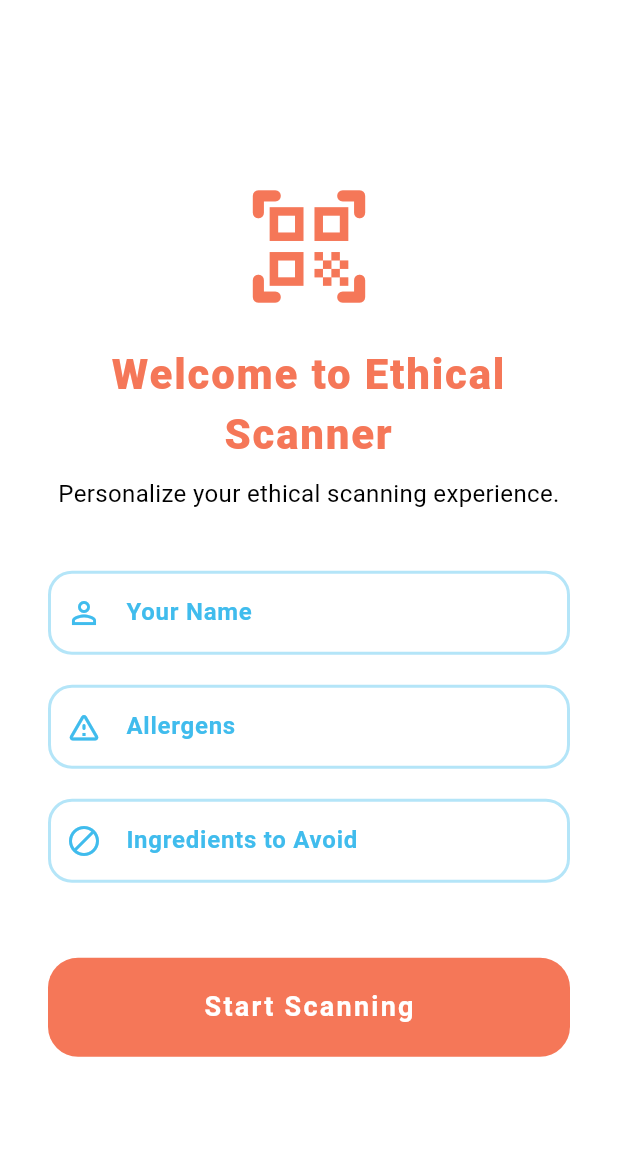
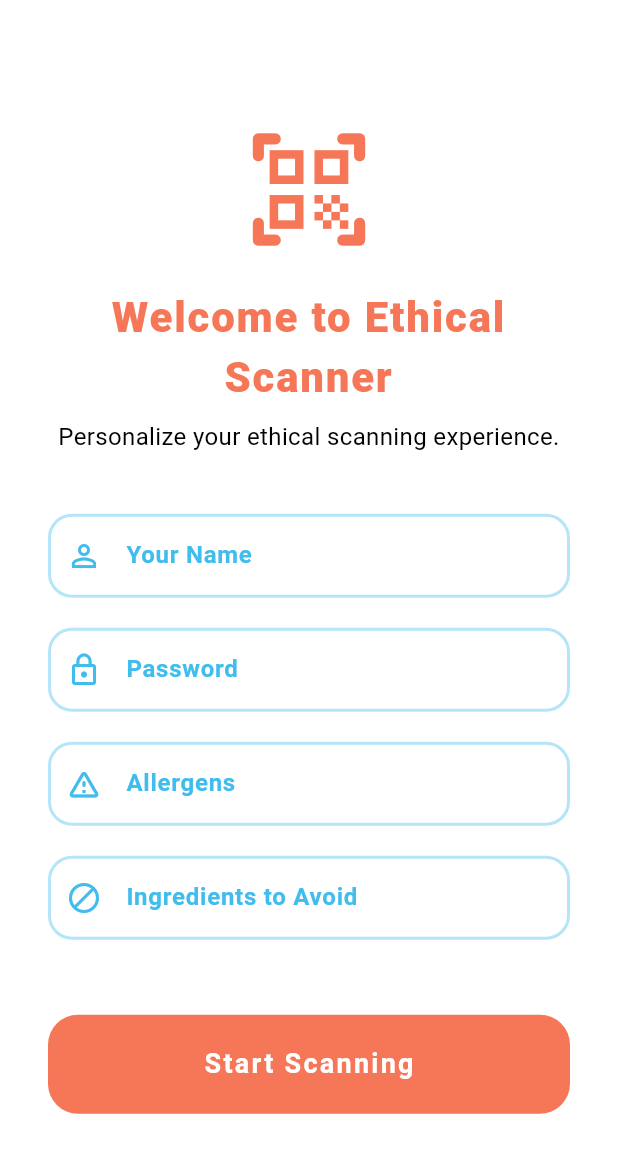
Before and after one commit to SarveshMahalingam/unihack26, a Flutter app: the screen it shows after launch, on a phone screen of 412 x 824 dp. Shown: the top 1153 px of the screen. Run offline on Flutter 3.47's test engine with Material 3 defaults, Android fonts, the light colour scheme and no system bars; our stand-ins replace permission_handler, shared_preferences; missing offline and left inert: mobile_scanner.

Commit message:
Info.plist, Podfile and Loginscreen.dart

```diff
--- a/frontend/lib/loginscreen.dart
+++ b/frontend/lib/loginscreen.dart
@@ -14,6 +14,7 @@ class LoginScreen extends StatefulWidget {
 
 class _LoginScreenState extends State<LoginScreen> {
   final _nameController = TextEditingController();
+  final _passwordController = TextEditingController();
   final _allergiesController = TextEditingController();
   final _avoidController = TextEditingController();
 
@@ -81,6 +82,12 @@ class _LoginScreenState extends State<LoginScreen> {
                 ),
                 const SizedBox(height: 20),
                 _buildTextField(
+                  controller: _passwordController,
+                  label: "Password",
+                  icon: Icons.lock_outline,
+                ),
+                const SizedBox(height: 20),
+                _buildTextField(
                   controller: _allergiesController,
                   label: "Allergens",
                   icon: Icons.warning_amber_rounded,
```
Also changed, not shown: 7 other files.
